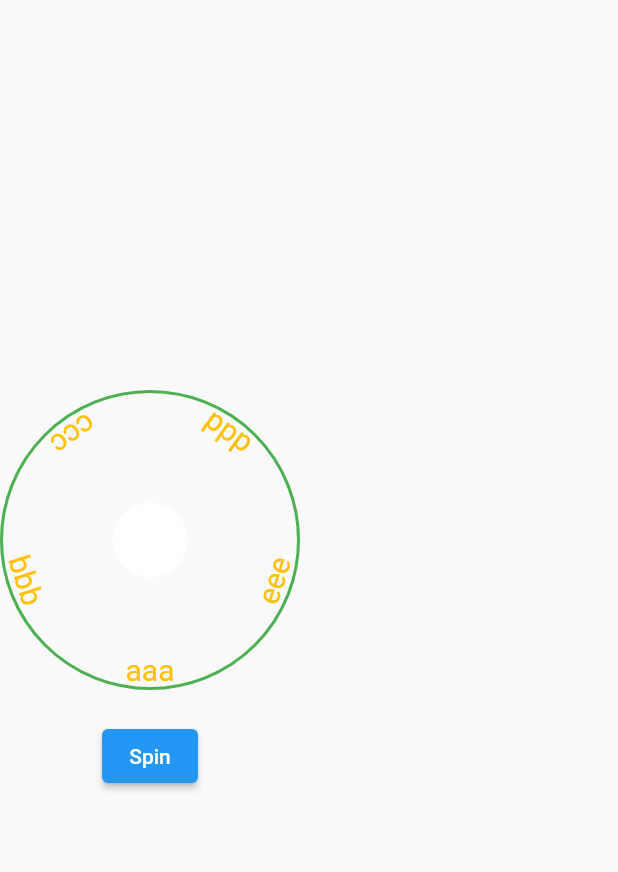
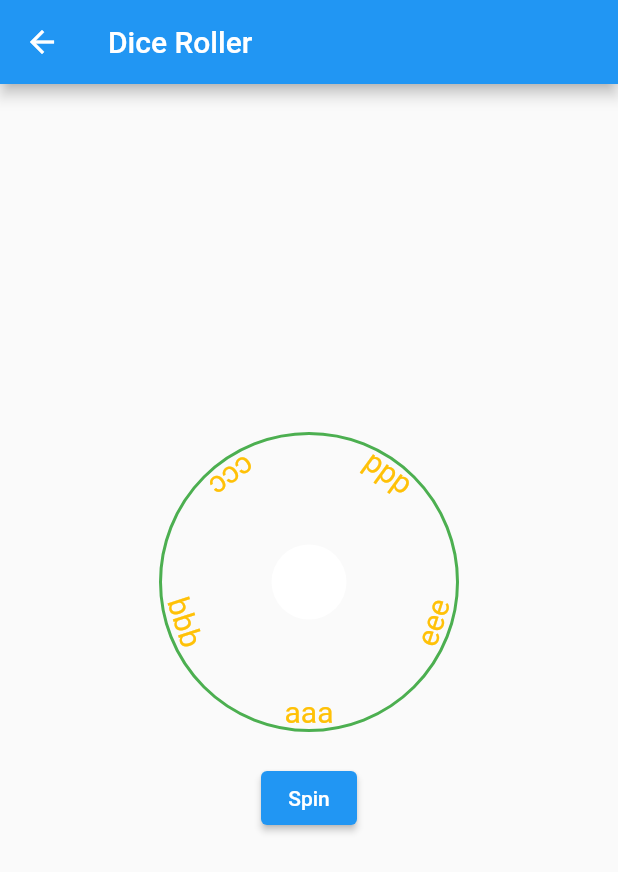
Before and after one commit to neoalienson/minigames, a Flutter app: the SpinWheelWidget screen opened directly, on a phone screen of 412 x 824 dp. Shown: the top 872 px of the screen. Run offline on Flutter 3.47's test engine with Material 2 defaults, Android fonts, the phone set to English and light mode, and no system bars; our stand-ins replace firebase_auth, firebase_core, font_awesome_flutter, google_sign_in, rive; accounts and stored records are empty.

Commit message:
add natvigator

```diff
--- a/lib/spin_wheel.dart
+++ b/lib/spin_wheel.dart
@@ -19,7 +19,11 @@ class SpinWheelWidgetState extends State<SpinWheelWidget>
 
   @override
   Widget build(BuildContext context) {
-    return Column(
+    return  Scaffold(
+      appBar: AppBar(
+        title: const Text('Dice Roller'),
+      ),
+      body: Center(child: Column(
       mainAxisAlignment: MainAxisAlignment.center,
       children: [
         Container(
@@ -54,7 +58,7 @@ class SpinWheelWidgetState extends State<SpinWheelWidget>
         const SizedBox(height: 20),
         Text(_resultText),
       ],
-    );
+    )));
   }
 
   List<Widget> _buildSlices() {
```
